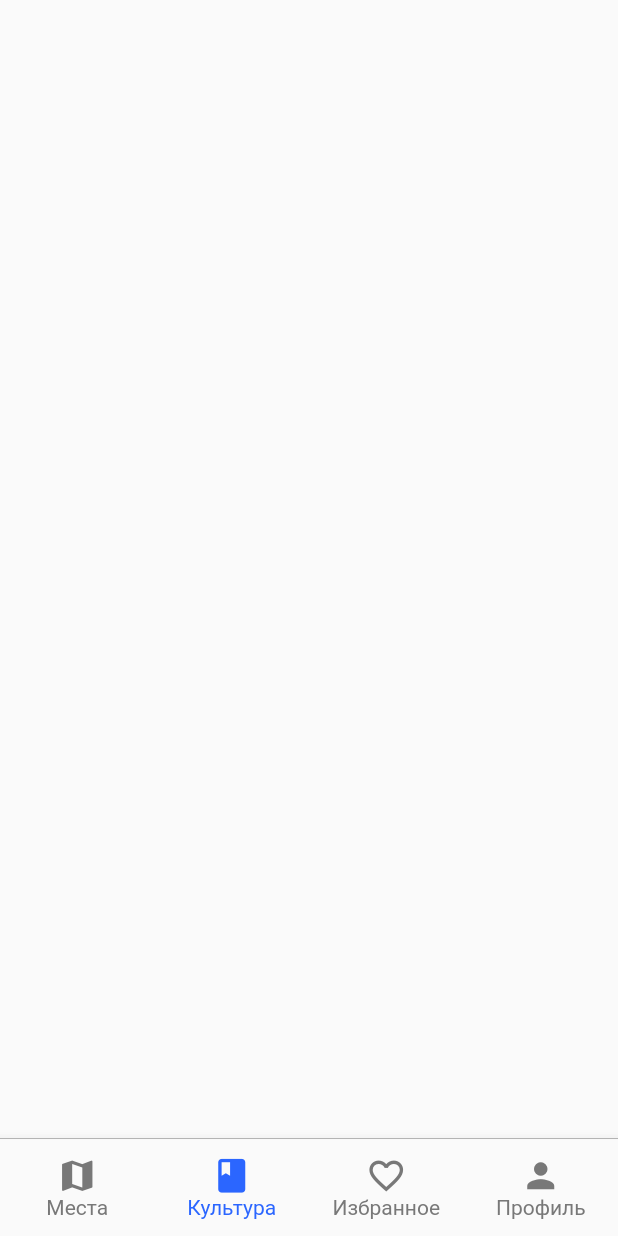
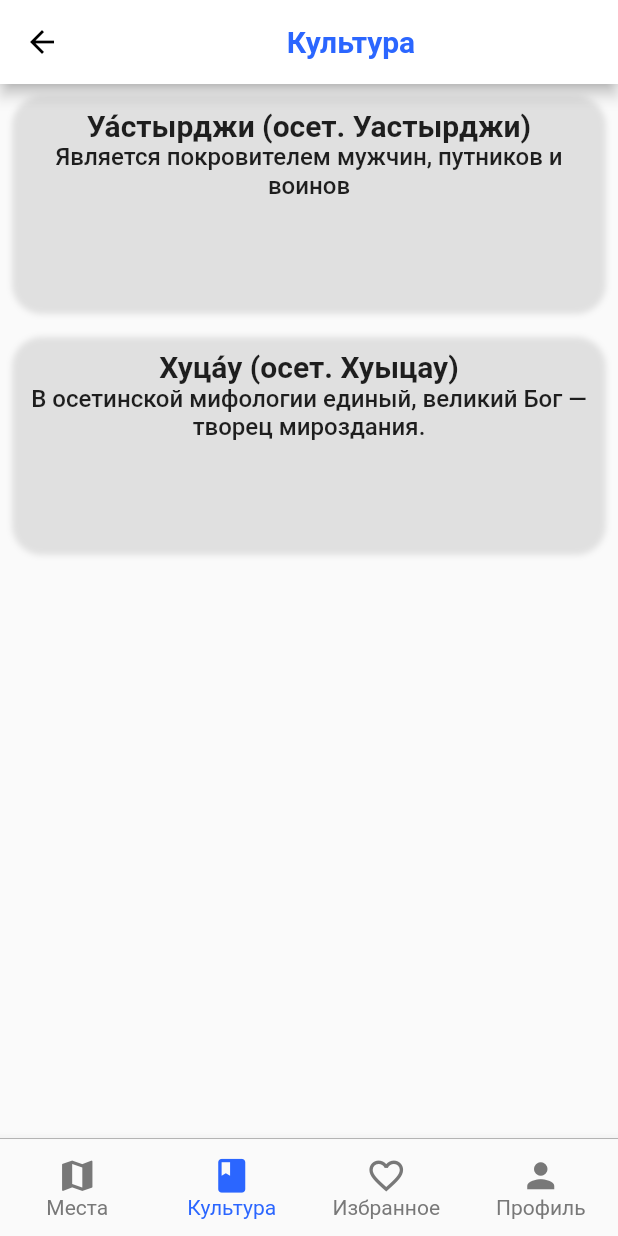
Before and after one commit to ErikBagaev1/ossetia, a Flutter app: the CultureDisplayWidget screen opened by its route, on a phone screen of 412 x 824 dp. Run offline on Flutter 3.47's test engine with Material 2 defaults, Android fonts, the phone set to English and light mode, and no system bars; our stand-ins replace auto_route, firebase_core, firebase_storage; accounts and stored records are empty.

Commit message:
Добавление карточек о культуре Добавление экрана карточек с подробной информацией

```diff
--- a/lib/CultureDisplay/culture_display.dart
+++ b/lib/CultureDisplay/culture_display.dart
@@ -1,5 +1,8 @@
 import 'package:auto_route/auto_route.dart';
 import 'package:flutter/material.dart';
+import 'package:ossetia/CultureDisplay/about_display.dart';
+import 'package:ossetia/CultureDisplay/list.dart';
+import 'package:ossetia/Theme/theme.dart';
 
 @RoutePage()
 class CultureDisplayWidget extends StatefulWidget {
@@ -12,6 +15,70 @@ class CultureDisplayWidget extends StatefulWidget {
 class _CultureDisplayWidgetState extends State<CultureDisplayWidget> {
   @override
   Widget build(BuildContext context) {
-    return Scaffold();
+    return Scaffold(
+      appBar: AppBar(
+        title: const Center(
+            child: Text(
+          'Культура',
+          style: TextStyle(fontWeight: FontWeight.w700, color: blueColor),
+        )),
+      ),
+      body: ListView.builder(
+        itemCount: cultureList.length,
+        itemBuilder: (BuildContext context, int index) {
+          return Column(
+            children: [
+              Padding(
+                padding: const EdgeInsets.all(8.0),
+                child: Container(
+                  decoration: BoxDecoration(
+                    borderRadius: BorderRadius.circular(20),
+                    boxShadow: const [
+                      BoxShadow(
+                        blurRadius: 3.0,
+                        color: Color.fromARGB(255, 224, 224, 224),
+                      ),
+                    ],
+                  ),
+                  width: double.infinity,
+                  height: 145,
+                  child: InkWell(
+                    onTap: () {
+                      Navigator.push(
+                          context,
+                          MaterialPageRoute(
+                              builder: (BuildContext context) =>
+                                  AboutCultureDisplay(
+                                    cultureIndex: cultureList[index],
+                                  )));
+                    },
+                    child: Padding(
+                      padding: const EdgeInsets.all(8.0),
+                      child: Column(
+                        children: [
+                          Text(
+                            cultureList[index].name,
+                            style: const TextStyle(
+                                fontSize: 20, fontWeight: FontWeight.w700),
+                          ),
+                          Text(
+                            cultureList[index].about,
+                            style: const TextStyle(
+                              fontSize: 16,
+                              fontWeight: FontWeight.w500,
+                            ),
+                            textAlign: TextAlign.center,
+                          )
+                        ],
+                      ),
+                    ),
+                  ),
+                ),
+              )
+            ],
+          );
+        },
+      ),
+    );
   }
 }
--- /dev/null
+++ b/lib/CultureDisplay/list.dart
@@ -0,0 +1,44 @@
+import 'package:ossetia/CultureDisplay/models.dart';
+
+List<CultureModel> cultureList = [
+  CultureModel(
+    name: 'Уа́стырджи (осет. Уастырджи)',
+    about: 'Является покровителем мужчин, путников и воинов',
+    description: '''
+         Важнейший дзуар в традиционной религии осетин, один из героев Нартского эпоса. В нартском эпосе Уастырджи описывается как небожитель, и изображается седобородым мужчиной на белом коне, одетым в белую бурку. Спускаясь на землю, он проверяет людей, чтобы узнать, помогают ли они друг другу в нужде и горе.
+         Уастырджи поддерживает хорошие отношения с нартами,
+         с которыми он участвует в их походах за добычей и в пиршествах.
+         Уастырджи является посредником между Богом и людьми,
+         среди людей появляется в виде нищего старика.
+         Для женщин его имя находится под запретом,
+         они называют его иносказательно Лагты Дзуар (Покровитель мужчин).
+         Уастырджи посвящены многочисленные святилища, находящиеся в Осетии.
+         Ежегодно во второй половине ноября в Осетии широко отмечается праздник,
+         посвящённый Уастырджи.Считается врагом воров, мошенников, убийц,
+         клятвопреступников, покровителем честных и добрых людей.''',
+  ),
+  CultureModel(
+      name: 'Хуца́у (осет. Хуыцау)',
+      about: 'В осетинской мифологии единый, великий Бог — творец мироздания.',
+      description: '''
+        Все божества нартского эпоса и осетинской мифологии — дзуары
+        — подчиняются Хуцау, который внимательно следит за всем происходящим на земле.
+        Живя на небе, Хуцау знает всё, что происходит на земле.
+        Обо всех бедах и проблемах людей ему сообщают особые сверхъестественные существа
+        — зэды, дауаги, а также Уастырджи, являющийся посредником между небом и землёй,
+        и которого Хуцау больше всего любит среди всех небожителей.
+        В осетинском нартском эпосе в спорах и битвах между нартами и небожителями,
+        Хуцау часто принимает сторону небожителей. Хуцау является одним из убийц нарта Батрадза.
+        Однажды небожители пожаловались на Батрадза. Хуцау наслал на Батрадза Хур ("солнце") и тот погиб.
+        С именем Хуцау связано появление трёх осетинских святилищ — Реком, Мыкалгабырта и Таранджелоз,
+        которые возникли на месте, куда упали три слезы Хуцау, которые он пролил по поводу убитого им Батрадза.
+        Однажды нарты по совету Сырдона перестроили двери в своих домах, сделав их более высокими,
+        чтобы, входя в дом, не наклоняться, и, тем самым, не давать повода думать Хуцау,
+        что они поклоняются ему. Нарты также призвали Хуцау сойти с небес и помериться силой с ними.
+        Хуцау увидел, что нарты возомнили себя равным ему и проклял нартов за их гордыню.
+        В конце концов, Хуцау погубил нартов, поставив их перед единственным выбором избрать
+        вечную жизнь или вечную славу. Отказавшись от вечной жизни ради вечной славы,
+        нарты обрекли себя на исчезновение с лица земли. После проклятия
+        Хуцау нарты сколько бы ни обмолачивали зёрна, не могли собрать больше одного мешка.
+        Прожив год, нарты умерли от голода.'''),
+];
--- a/lib/HomeDisplay/about_display.dart
+++ b/lib/HomeDisplay/about_display.dart
@@ -67,7 +67,7 @@ class _AppAboutBarState extends State<AppAboutBar> {
             child: IconButton(
                 icon: const Icon(Icons.arrow_back),
                 onPressed: () {
-                  Navigator.pop(context, true);
+                  AutoRouter.of(context).pop();
                 }),
           ),
           Container(
--- a/lib/ProfileDisplay/profile_display.dart
+++ b/lib/ProfileDisplay/profile_display.dart
@@ -1,5 +1,7 @@
+import 'package:auto_route/auto_route.dart';
 import 'package:flutter/material.dart';
 
+@RoutePage()
 class ProfileWidget extends StatelessWidget {
   const ProfileWidget({super.key});
 
--- a/lib/Theme/theme.dart
+++ b/lib/Theme/theme.dart
@@ -14,6 +14,7 @@ MaterialColor materialWhite = MaterialColor(0xFFFFFFFF, {
 });
 const grayColor = Color(0xFF787878);
 const blueColor = Color(0xFF2B66FF);
+const redColor = Color.fromARGB(255, 247, 16, 0);
 
 final shapeDecorationWhite = ShapeDecoration(
   color: Colors.white.withOpacity(0.4),
--- a/lib/router/router.dart
+++ b/lib/router/router.dart
@@ -15,11 +15,11 @@ class AppRouter extends _$AppRouter {
         AutoRoute(
           page: BasikDisplayRoute.page,
           path: '/',
-          maintainState: false,
+          maintainState: true,
           children: [
             AutoRoute(
                 page: CultureDisplayRoute.page,
-                maintainState: false,
+                maintainState: true,
                 path: 'culture'),
             AutoRoute(
                 page: FavoriteDisplayRoute.page,
@@ -34,7 +34,7 @@ class AppRouter extends _$AppRouter {
         ),
         AutoRoute(
           page: AboutHomeRoute.page,
-          maintainState: false,
+          maintainState: true,
         ),
 
         /// routes go here
```
Also changed, not shown: lib/CultureDisplay/about_display.dart (added, +53 -0 lines), lib/CultureDisplay/models.dart (added, +11 -0 lines), lib/FavoriteDisplay/favorite_display.dart (+8 -12 lines), lib/router/router.gr.dart.
